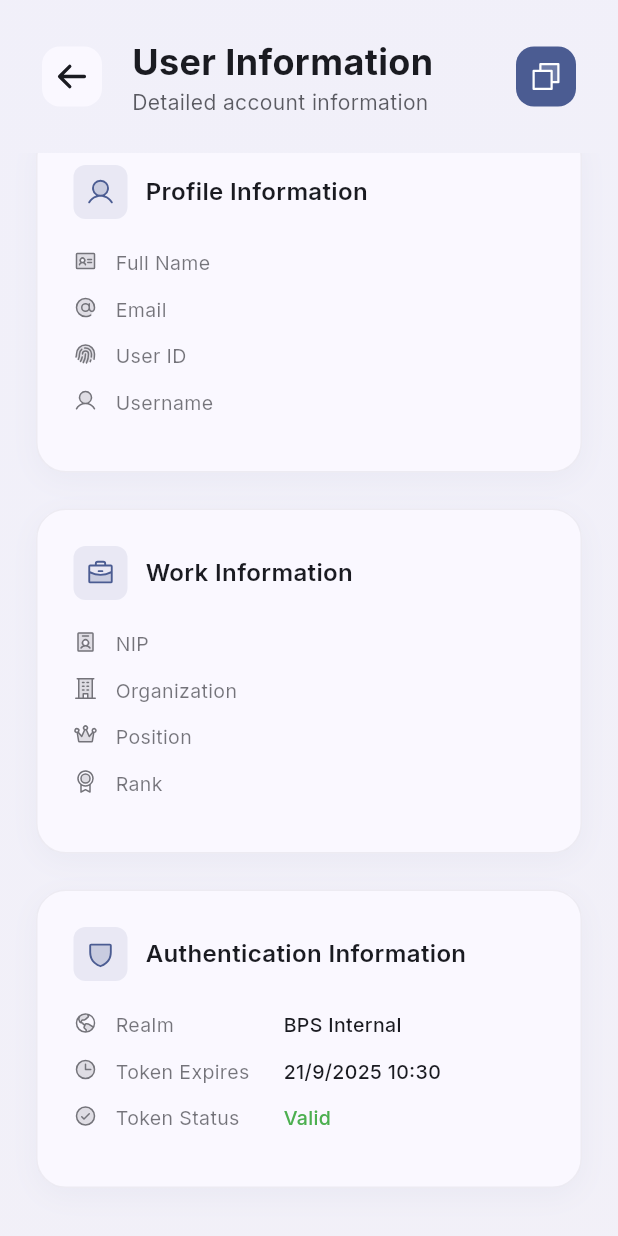
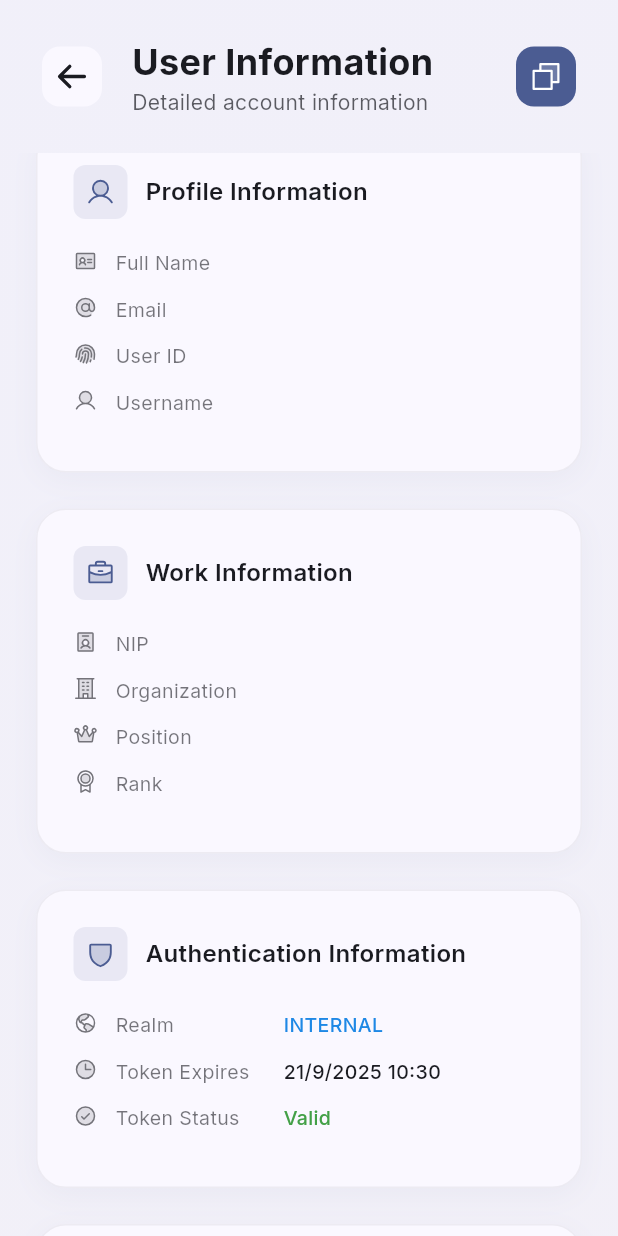
Before and after one commit to IPDS-59/bps_sso_flutter_sdk, a Flutter app: the UserInfoScreen screen opened directly with empty values, scrolled down 222 dp, on a phone screen of 412 x 824 dp. Run offline on Flutter 3.47's test engine with Material 3 defaults, Android fonts, the phone set to English and light mode, and no system bars; drawn by our look-alikes of flutter_animate; our stand-ins replace app_links, auto_route, dio, equatable, flutter_bloc, flutter_svg and 6 more; missing offline and left inert: alice, alice_dio, flutter_custom_tabs.

Commit message:
refactor(page): adjust user info page design

```diff
--- a/example/lib/screens/user_info_screen.dart
+++ b/example/lib/screens/user_info_screen.dart
@@ -206,146 +206,38 @@ class UserInfoScreen extends StatelessWidget {
                     const Gap(24),
 
                     // Profile Information
-                    _buildSection(
-                      context: context,
-                      icon: PhosphorIcons.user(PhosphorIconsStyle.duotone),
-                      title: 'Profile Information',
+                    _ProfileSection(
+                      user: user,
+                      privacyMode: privacyMode,
                       delay: 400.ms,
-                      children: [
-                        _buildInfoTile(
-                          context: context,
-                          icon: PhosphorIcons.identificationCard(
-                            PhosphorIconsStyle.duotone,
-                          ),
-                          label: 'Full Name',
-                          value: user.fullName,
-                          shouldObscure: false, // Don't obscure name
-                          isPrivacyMode: privacyMode,
-                        ),
-                        _buildInfoTile(
-                          context: context,
-                          icon: PhosphorIcons.at(PhosphorIconsStyle.duotone),
-                          label: 'Email',
-                          value: user.email,
-                          isPrivacyMode: privacyMode,
-                        ),
-                        _buildInfoTile(
-                          context: context,
-                          icon: PhosphorIcons.fingerprint(
-                            PhosphorIconsStyle.duotone,
-                          ),
-                          label: 'User ID',
-                          value: user.id,
-                          isPrivacyMode: privacyMode,
-                        ),
-                        _buildInfoTile(
-                          context: context,
-                          icon: PhosphorIcons.user(PhosphorIconsStyle.duotone),
-                          label: 'Username',
-                          value: user.username,
-                          isPrivacyMode: privacyMode,
-                        ),
-                      ],
                     ),
 
                     // Work Information (only for internal users)
                     if (user.isInternal) ...[
                       const Gap(24),
-                      _buildSection(
-                        context: context,
-                        icon: PhosphorIcons.briefcase(
-                          PhosphorIconsStyle.duotone,
-                        ),
-                        title: 'Work Information',
+                      _WorkInfoSection(
+                        user: user,
+                        privacyMode: privacyMode,
                         delay: 600.ms,
-                        children: [
-                          _buildInfoTile(
-                            context: context,
-                            icon: PhosphorIcons.identificationBadge(
-                              PhosphorIconsStyle.duotone,
-                            ),
-                            label: 'NIP',
-                            value: user.nip,
-                            isPrivacyMode: privacyMode,
-                          ),
-                          _buildInfoTile(
-                            context: context,
-                            icon: PhosphorIcons.building(
-                              PhosphorIconsStyle.duotone,
-                            ),
-                            label: 'Organization',
-                            value: user.organization,
-                            isPrivacyMode: privacyMode,
-                          ),
-                          if (user.position != null)
-                            _buildInfoTile(
-                              context: context,
-                              icon: PhosphorIcons.crown(
-                                PhosphorIconsStyle.duotone,
-                              ),
-                              label: 'Position',
-                              value: user.position!,
-                              isPrivacyMode: privacyMode,
-                            ),
-                          if (user.rank != null)
-                            _buildInfoTile(
-                              context: context,
-                              icon: PhosphorIcons.medal(
-                                PhosphorIconsStyle.duotone,
-                              ),
-                              label: 'Rank',
-                              value: user.rank!,
-                              isPrivacyMode: privacyMode,
-                            ),
-                        ],
                       ),
                     ],
 
                     const Gap(24),
 
                     // Authentication Information
-                    _buildSection(
-                      context: context,
-                      icon: PhosphorIcons.shield(PhosphorIconsStyle.duotone),
-                      title: 'Authentication Information',
+                    _AuthInfoSection(
+                      user: user,
+                      privacyMode: privacyMode,
                       delay: 800.ms,
-                      children: [
-                        _buildInfoTile(
-                          context: context,
-                          icon: PhosphorIcons.globeHemisphereWest(
-                            PhosphorIconsStyle.duotone,
-                          ),
-                          label: 'Realm',
-                          value: user.realmDisplayName,
-                          shouldObscure: false,
-                          isPrivacyMode: privacyMode,
-                        ),
-                        _buildInfoTile(
-                          context: context,
-                          icon: PhosphorIcons.clock(PhosphorIconsStyle.duotone),
-                          label: 'Token Expires',
-                          value: _formatDateTime(user.tokenExpiry),
-                          shouldObscure: false,
-                          isPrivacyMode: privacyMode,
-                        ),
-                        _buildInfoTile(
-                          context: context,
-                          icon: user.isTokenExpired
-                              ? PhosphorIcons.warning(
-                                  PhosphorIconsStyle.duotone,
-                                )
-                              : PhosphorIcons.checkCircle(
-                                  PhosphorIconsStyle.duotone,
-                                ),
-                          label: 'Token Status',
-                          value: user.isTokenExpired ? 'Expired' : 'Valid',
-                          valueColor: user.isTokenExpired
-                              ? Colors.red
-                              : Colors.green,
-                          shouldObscure: false,
-                          isPrivacyMode: privacyMode,
-                        ),
-                      ],
+                    ),
+
+                    const Gap(24),
+
+                    // Token Information
+                    _TokenInfoSection(
+                      user: user,
+                      privacyMode: privacyMode,
+                      delay: 1000.ms,
                     ),
 
                     const Gap(32),
@@ -358,14 +250,211 @@ class UserInfoScreen extends StatelessWidget {
       ),
     );
   }
+}
 
-  Widget _buildSection({
-    required BuildContext context,
-    required PhosphorIconData icon,
-    required String title,
-    required Duration delay,
-    required List<Widget> children,
-  }) {
+class _ProfileSection extends StatelessWidget {
+  const _ProfileSection({
+    required this.user,
+    required this.privacyMode,
+    required this.delay,
+  });
+
+  final BPSUser user;
+  final bool privacyMode;
+  final Duration delay;
+
+  @override
+  Widget build(BuildContext context) {
+    return _SectionCard(
+      icon: PhosphorIcons.user(PhosphorIconsStyle.duotone),
+      title: 'Profile Information',
+      delay: delay,
+      children: [
+        _InfoTile(
+          icon: PhosphorIcons.identificationCard(PhosphorIconsStyle.duotone),
+          label: 'Full Name',
+          value: user.fullName,
+          shouldObscure: false,
+          isPrivacyMode: privacyMode,
+        ),
+        _InfoTile(
+          icon: PhosphorIcons.at(PhosphorIconsStyle.duotone),
+          label: 'Email',
+          value: user.email,
+          isPrivacyMode: privacyMode,
+        ),
+        _InfoTile(
+          icon: PhosphorIcons.fingerprint(PhosphorIconsStyle.duotone),
+          label: 'User ID',
+          value: user.id,
+          isPrivacyMode: privacyMode,
+        ),
+        _InfoTile(
+          icon: PhosphorIcons.user(PhosphorIconsStyle.duotone),
+          label: 'Username',
+          value: user.username,
+          isPrivacyMode: privacyMode,
+        ),
+      ],
+    );
+  }
+}
+
+class _WorkInfoSection extends StatelessWidget {
+  const _WorkInfoSection({
+    required this.user,
+    required this.privacyMode,
+    required this.delay,
+  });
+
+  final BPSUser user;
+  final bool privacyMode;
+  final Duration delay;
+
+  @override
+  Widget build(BuildContext context) {
+    return _SectionCard(
+      icon: PhosphorIcons.briefcase(PhosphorIconsStyle.duotone),
+      title: 'Work Information',
+      delay: delay,
+      children: [
+        _InfoTile(
+          icon: PhosphorIcons.identificationBadge(PhosphorIconsStyle.duotone),
+          label: 'NIP',
+          value: user.nip,
+          isPrivacyMode: privacyMode,
+        ),
+        _InfoTile(
+          icon: PhosphorIcons.building(PhosphorIconsStyle.duotone),
+          label: 'Organization',
+          value: user.organization,
+          shouldObscure: false,
+        ),
+        if (user.position != null)
+          _InfoTile(
+            icon: PhosphorIcons.crown(PhosphorIconsStyle.duotone),
+            label: 'Position',
+            value: user.position!,
+            shouldObscure: false,
+          ),
+        if (user.rank != null)
+          _InfoTile(
+            icon: PhosphorIcons.medal(PhosphorIconsStyle.duotone),
+            label: 'Rank',
+            value: user.rank!,
+            shouldObscure: false,
+          ),
+      ],
+    );
+  }
+}
+
+class _AuthInfoSection extends StatelessWidget {
+  const _AuthInfoSection({
+    required this.user,
+    required this.privacyMode,
+    required this.delay,
+  });
+
+  final BPSUser user;
+  final bool privacyMode;
+  final Duration delay;
+
+  @override
+  Widget build(BuildContext context) {
+    return _SectionCard(
+      icon: PhosphorIcons.shield(PhosphorIconsStyle.duotone),
+      title: 'Authentication Information',
+      delay: delay,
+      children: [
+        _InfoTile(
+          icon: PhosphorIcons.globeHemisphereWest(PhosphorIconsStyle.duotone),
+          label: 'Realm',
+          value: user.realm.name.toUpperCase(),
+          valueColor: user.realm == BPSRealmType.internal
+              ? Colors.blue.shade600
+              : Colors.green.shade600,
+          shouldObscure: false,
+          isPrivacyMode: privacyMode,
+        ),
+        _InfoTile(
+          icon: PhosphorIcons.clock(PhosphorIconsStyle.duotone),
+          label: 'Token Expires',
+          value: _formatDateTime(user.tokenExpiry),
+          shouldObscure: false,
+          isPrivacyMode: privacyMode,
+        ),
+        _InfoTile(
+          icon: user.isTokenExpired
+              ? PhosphorIcons.clockCounterClockwise(PhosphorIconsStyle.duotone)
+              : PhosphorIcons.checkCircle(PhosphorIconsStyle.duotone),
+          label: 'Token Status',
+          value: user.isTokenExpired ? 'Expired' : 'Valid',
+          valueColor: user.isTokenExpired ? Colors.red.shade600 : Colors.green.shade600,
+          shouldObscure: false,
+        ),
+      ],
+    );
+  }
+
+  String _formatDateTime(DateTime dateTime) {
+    final localDateTime = dateTime.toLocal();
+    return '${localDateTime.day}/${localDateTime.month}/${localDateTime.year} '
+        '${localDateTime.hour.toString().padLeft(2, '0')}:'
+        '${localDateTime.minute.toString().padLeft(2, '0')}';
+  }
+}
+
+class _TokenInfoSection extends StatelessWidget {
+  const _TokenInfoSection({
+    required this.user,
+    required this.privacyMode,
+    required this.delay,
+  });
+
+  final BPSUser user;
+  final bool privacyMode;
+  final Duration delay;
+
+  @override
+  Widget build(BuildContext context) {
+    return _SectionCard(
+      icon: PhosphorIcons.key(PhosphorIconsStyle.duotone),
+      title: 'Token Information',
+      delay: delay,
+      children: [
+        _TokenTile(
+          icon: PhosphorIcons.lockKey(PhosphorIconsStyle.duotone),
+          label: 'Access Token',
+          value: user.accessToken,
+          isPrivacyMode: privacyMode,
+        ),
+        _TokenTile(
+          icon: PhosphorIcons.clockCounterClockwise(PhosphorIconsStyle.duotone),
+          label: 'Refresh Token',
+          value: user.refreshToken,
+          isPrivacyMode: privacyMode,
+        ),
+      ],
+    );
+  }
+}
+
+class _SectionCard extends StatelessWidget {
+  const _SectionCard({
+    required this.icon,
+    required this.title,
+    required this.delay,
+    required this.children,
+  });
+
+  final PhosphorIconData icon;
+  final String title;
+  final Duration delay;
+  final List<Widget> children;
+
+  @override
+  Widget build(BuildContext context) {
     final theme = Theme.of(context);
 
     return Container(
@@ -426,16 +515,27 @@ class UserInfoScreen extends StatelessWidget {
         .fadeIn(delay: delay, duration: 600.ms)
         .slideY(begin: 0.3, end: 0);
   }
+}
 
-  Widget _buildInfoTile({
-    required BuildContext context,
-    required PhosphorIconData icon,
-    required String label,
-    required String value,
-    Color? valueColor,
-    bool shouldObscure = true,
-    bool isPrivacyMode = false,
-  }) {
+class _InfoTile extends StatelessWidget {
+  const _InfoTile({
+    required this.icon,
+    required this.label,
+    required this.value,
+    this.valueColor,
+    this.shouldObscure = true,
+    this.isPrivacyMode = false,
+  });
+
+  final PhosphorIconData icon;
+  final String label;
+  final String value;
+  final Color? valueColor;
+  final bool shouldObscure;
+  final bool isPrivacyMode;
+
+  @override
+  Widget build(BuildContext context) {
     final theme = Theme.of(context);
 
     return Row(
@@ -472,11 +572,117 @@ class UserInfoScreen extends StatelessWidget {
       ],
     );
   }
+}
 
-  String _formatDateTime(DateTime dateTime) {
-    final localDateTime = dateTime.toLocal();
-    return '${localDateTime.day}/${localDateTime.month}/${localDateTime.year} '
-        '${localDateTime.hour.toString().padLeft(2, '0')}:'
-        '${localDateTime.minute.toString().padLeft(2, '0')}';
+class _TokenTile extends StatelessWidget {
+  const _TokenTile({
+    required this.icon,
+    required this.label,
+    required this.value,
+    this.isPrivacyMode = false,
+  });
+
+  final PhosphorIconData icon;
+  final String label;
+  final String value;
+  final bool isPrivacyMode;
+
+  @override
+  Widget build(BuildContext context) {
+    final theme = Theme.of(context);
+
+    void copyToken() {
+      Clipboard.setData(ClipboardData(text: value));
+      if (!context.mounted) return;
+      ScaffoldMessenger.of(context).showSnackBar(
+        SnackBar(
+          content: Row(
+            children: [
+              PhosphorIcon(
+                PhosphorIcons.copy(PhosphorIconsStyle.fill),
+                color: Colors.white,
+                size: 20,
+              ),
+              const Gap(8),
+              Text('$label copied to clipboard'),
+            ],
+          ),
+          backgroundColor: Colors.green.shade600,
+          behavior: SnackBarBehavior.floating,
+          shape: RoundedRectangleBorder(borderRadius: BorderRadius.circular(12)),
+          duration: const Duration(seconds: 2),
+        ),
+      );
+    }
+
+    // Truncate token for display (show first 20 and last 10 characters)
+    String displayValue = value;
+    if (value.length > 40) {
+      displayValue = '${value.substring(0, 20)}...${value.substring(value.length - 10)}';
+    }
+
+    return Column(
+      children: [
+        Row(
+          crossAxisAlignment: CrossAxisAlignment.start,
+          children: [
+            PhosphorIcon(
+              icon,
+              size: 16,
+              color: theme.colorScheme.onSurface.withValues(alpha: 0.6),
+            ),
+            const Gap(12),
+            SizedBox(
+              width: 100,
+              child: Text(
+                label,
+                style: GoogleFonts.inter(
+                  fontSize: 13,
+                  color: theme.colorScheme.onSurface.withValues(alpha: 0.6),
+                ),
+              ),
+            ),
+            const Gap(12),
+            Expanded(
+              child: GestureDetector(
+                onTap: copyToken,
+                child: Container(
+                  padding: const EdgeInsets.symmetric(horizontal: 12, vertical: 8),
+                  decoration: BoxDecoration(
+                    color: theme.colorScheme.surfaceContainerHighest,
+                    borderRadius: BorderRadius.circular(8),
+                    border: Border.all(
+                      color: theme.colorScheme.outline.withValues(alpha: 0.2),
+                    ),
+                  ),
+                  child: Row(
+                    children: [
+                      Expanded(
+                        child: ObscuredText(
+                          text: displayValue,
+                          isObscured: isPrivacyMode,
+                          style: GoogleFonts.robotoMono(
+                            fontSize: 11,
+                            fontWeight: FontWeight.w400,
+                            color: theme.colorScheme.onSurface,
+                          ),
+                        ),
+                      ),
+                      const Gap(8),
+                      PhosphorIcon(
+                        PhosphorIcons.copy(PhosphorIconsStyle.bold),
+                        size: 14,
+                        color: theme.colorScheme.primary,
+                      ),
+                    ],
+                  ),
+                ),
+              ),
+            ),
+          ],
+        ),
+        const Gap(16),
+      ],
+    );
   }
 }
```
